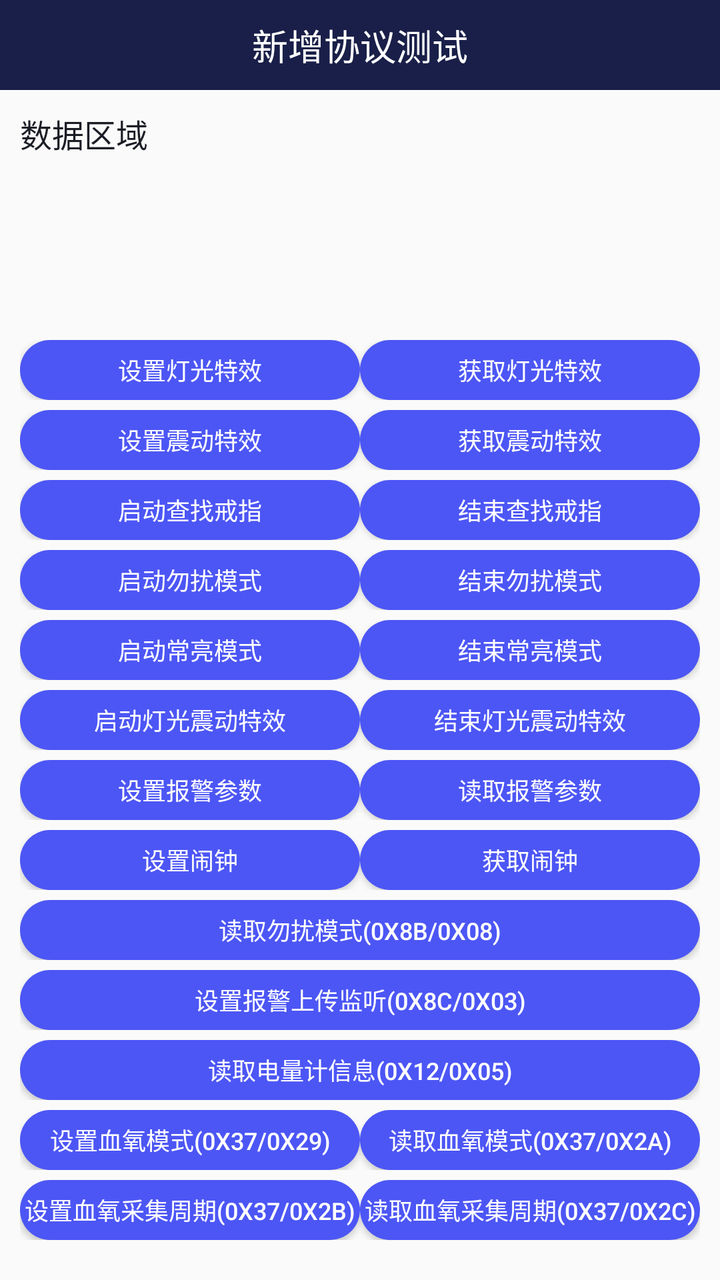
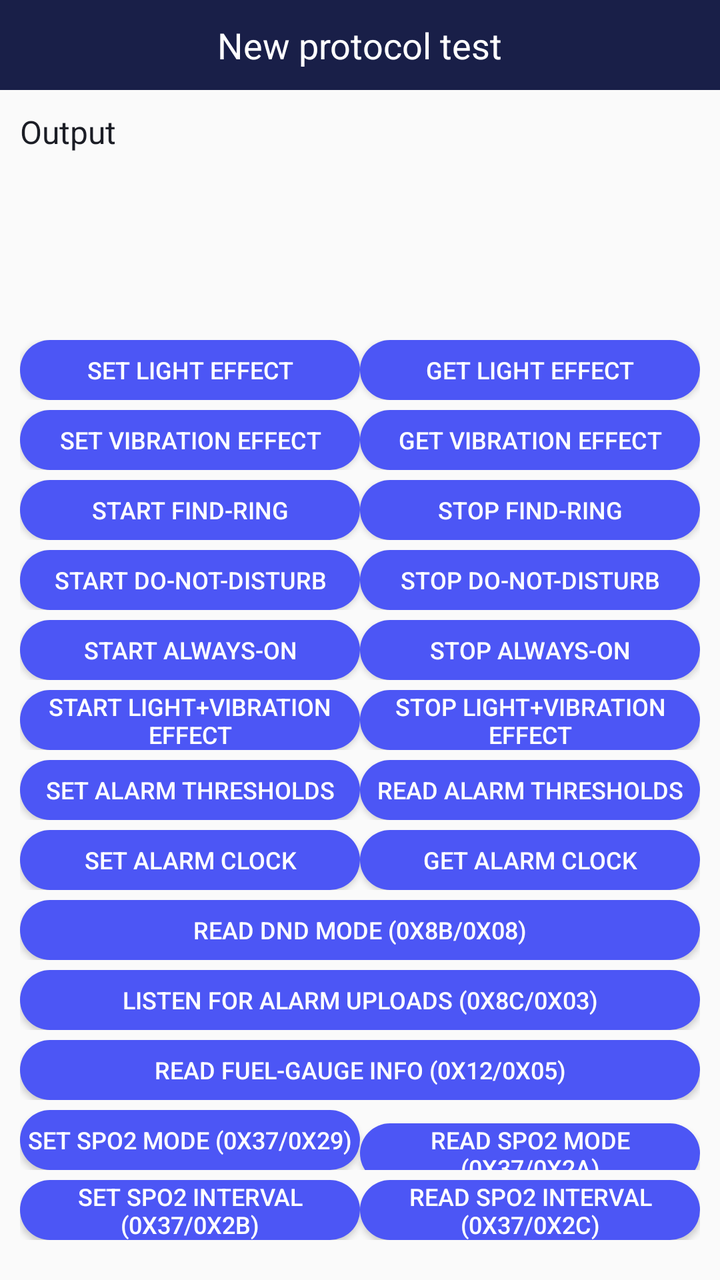

Screens rendered from an Android XML layout before and after an edit, with the pre-edit source and the edit as a unified diff.
<!-- AndroidManifest.xml: application theme AppTheme -->
<!-- res/layout/activity_new_protocol.xml -->
<?xml version="1.0" encoding="utf-8"?>
<LinearLayout xmlns:android="http://schemas.android.com/apk/res/android"
    xmlns:app="http://schemas.android.com/apk/res-auto"
    xmlns:tools="http://schemas.android.com/tools"
    android:layout_width="match_parent"
    android:layout_height="match_parent"
    android:orientation="vertical"
    android:paddingBottom="10dp"
    android:fitsSystemWindows="true"
    tools:context=".activity.NewProtocolActivity">

    <RelativeLayout
        android:layout_width="match_parent"
        android:layout_height="45dp"
        android:background="@color/colorPrimary">
        <TextView
            android:layout_width="wrap_content"
            android:layout_height="wrap_content"
            android:text="新增协议测试"
            android:textSize="18sp"
            android:layout_centerInParent="true"
            android:textColor="@color/white"/>

    </RelativeLayout>
    <TextView
        android:id="@+id/tv_result"
        android:layout_width="match_parent"
        android:layout_height="0dp"
        android:layout_weight="1"
        android:text="数据区域"
        android:scrollbars="vertical"
        android:padding="10dp"
        android:lineSpacingExtra="5dp"
        android:textSize="16sp"
        android:textColor="@color/colorPrimaryDark"/>
    <LinearLayout
        android:layout_width="match_parent"
        android:layout_height="wrap_content"
        android:padding="10dp"
        android:orientation="vertical">

        
        <LinearLayout
            android:layout_width="match_parent"
            android:layout_height="30dp"
            android:layout_marginTop="5dp"
            android:orientation="horizontal">
            <Button
                android:id="@+id/bt_set_light_effect"
                android:layout_width="0dp"
                android:layout_weight="1"
                android:layout_height="wrap_content"
                android:text="设置灯光特效"
                android:textSize="12sp"
                android:textColor="@color/white"
                android:background="@drawable/button_bg_state"/>
            <Button
                android:id="@+id/bt_get_light_effect"
                android:layout_width="0dp"
                android:layout_weight="1"
                android:layout_height="wrap_content"
                android:text="获取灯光特效"
                android:textSize="12sp"
                android:textColor="@color/white"
                android:background="@drawable/button_bg_state"/>
        </LinearLayout>

        
        <LinearLayout
            android:layout_width="match_parent"
            android:layout_height="30dp"
            android:layout_marginTop="5dp"
            android:orientation="horizontal">
            <Button
                android:id="@+id/bt_set_vibration_effect"
                android:layout_width="0dp"
                android:layout_weight="1"
                android:layout_height="wrap_content"
                android:text="设置震动特效"
                android:textSize="12sp"
                android:textColor="@color/white"
                android:background="@drawable/button_bg_state"/>
            <Button
                android:id="@+id/bt_get_vibration_effect"
                android:layout_width="0dp"
                android:layout_weight="1"
                android:layout_height="wrap_content"
                android:text="获取震动特效"
                android:textSize="12sp"
                android:textColor="@color/white"
                android:background="@drawable/button_bg_state"/>
        </LinearLayout>

        
        <LinearLayout
            android:layout_width="match_parent"
            android:layout_height="30dp"
            android:layout_marginTop="5dp"
            android:orientation="horizontal">
            <Button
                android:id="@+id/bt_start_find_ring"
                android:layout_width="0dp"
                android:layout_weight="1"
                android:layout_height="wrap_content"
                android:text="启动查找戒指"
                android:textSize="12sp"
                android:textColor="@color/white"
                android:background="@drawable/button_bg_state"/>
            <Button
                android:id="@+id/bt_stop_find_ring"
                android:layout_width="0dp"
                android:layout_weight="1"
                android:layout_height="wrap_content"
                android:text="结束查找戒指"
                android:textSize="12sp"
                android:textColor="@color/white"
                android:background="@drawable/button_bg_state"/>
        </LinearLayout>

        <LinearLayout
            android:layout_width="match_parent"
            android:layout_height="30dp"
            android:layout_marginTop="5dp"
            android:orientation="horizontal">
            <Button
                android:id="@+id/bt_start_dnd"
                android:layout_width="0dp"
                android:layout_weight="1"
                android:layout_height="wrap_content"
                android:text="启动勿扰模式"
                android:textSize="12sp"
                android:textColor="@color/white"
                android:background="@drawable/button_bg_state"/>
            <Button
                android:id="@+id/bt_stop_dnd"
                android:layout_width="0dp"
                android:layout_weight="1"
                android:layout_height="wrap_content"
                android:text="结束勿扰模式"
                android:textSize="12sp"
                android:textColor="@color/white"
                android:background="@drawable/button_bg_state"/>
        </LinearLayout>

        <LinearLayout
            android:layout_width="match_parent"
            android:layout_height="30dp"
            android:layout_marginTop="5dp"
            android:orientation="horizontal">
            <Button
                android:id="@+id/bt_start_always_on"
                android:layout_width="0dp"
                android:layout_weight="1"
                android:layout_height="wrap_content"
                android:text="启动常亮模式"
                android:textSize="12sp"
                android:textColor="@color/white"
                android:background="@drawable/button_bg_state"/>
            <Button
                android:id="@+id/bt_stop_always_on"
                android:layout_width="0dp"
                android:layout_weight="1"
                android:layout_height="wrap_content"
                android:text="结束常亮模式"
                android:textSize="12sp"
                android:textColor="@color/white"
                android:background="@drawable/button_bg_state"/>
        </LinearLayout>

        <LinearLayout
            android:layout_width="match_parent"
            android:layout_height="30dp"
            android:layout_marginTop="5dp"
            android:orientation="horizontal">
            <Button
                android:id="@+id/bt_start_light_vibration"
                android:layout_width="0dp"
                android:layout_weight="1"
                android:layout_height="wrap_content"
                android:text="启动灯光震动特效"
                android:textSize="12sp"
                android:textColor="@color/white"
                android:background="@drawable/button_bg_state"/>
            <Button
                android:id="@+id/bt_stop_light_vibration"
                android:layout_width="0dp"
                android:layout_weight="1"
                android:layout_height="wrap_content"
                android:text="结束灯光震动特效"
                android:textSize="12sp"
                android:textColor="@color/white"
                android:background="@drawable/button_bg_state"/>
        </LinearLayout>

        
        <LinearLayout
            android:layout_width="match_parent"
            android:layout_height="30dp"
            android:layout_marginTop="5dp"
            android:orientation="horizontal">
            <Button
                android:id="@+id/bt_set_alarm_param"
                android:layout_width="0dp"
                android:layout_weight="1"
                android:layout_height="wrap_content"
                android:text="设置报警参数"
                android:textSize="12sp"
                android:textColor="@color/white"
                android:background="@drawable/button_bg_state"/>
            <Button
                android:id="@+id/bt_get_alarm_param"
                android:layout_width="0dp"
                android:layout_weight="1"
                android:layout_height="wrap_content"
                android:text="读取报警参数"
                android:textSize="12sp"
                android:textColor="@color/white"
                android:background="@drawable/button_bg_state"/>
        </LinearLayout>

        
        <LinearLayout
            android:layout_width="match_parent"
            android:layout_height="30dp"
            android:layout_marginTop="5dp"
            android:orientation="horizontal">
            <Button
                android:id="@+id/bt_set_alarm_clock"
                android:layout_width="0dp"
                android:layout_weight="1"
                android:layout_height="wrap_content"
                android:text="设置闹钟"
                android:textSize="12sp"
                android:textColor="@color/white"
                android:background="@drawable/button_bg_state"/>
            <Button
                android:id="@+id/bt_get_alarm_clock"
                android:layout_width="0dp"
                android:layout_weight="1"
                android:layout_height="wrap_content"
                android:text="获取闹钟"
                android:textSize="12sp"
                android:textColor="@color/white"
                android:background="@drawable/button_bg_state"/>
        </LinearLayout>

        
        <LinearLayout
            android:layout_width="match_parent"
            android:layout_height="30dp"
            android:layout_marginTop="5dp"
            android:orientation="horizontal">
            <Button
                android:id="@+id/bt_get_dnd_mode"
                android:layout_width="0dp"
                android:layout_weight="1"
                android:layout_height="wrap_content"
                android:text="读取勿扰模式(0x8B/0x08)"
                android:textSize="12sp"
                android:textColor="@color/white"
                android:background="@drawable/button_bg_state"/>
        </LinearLayout>

        
        <LinearLayout
            android:layout_width="match_parent"
            android:layout_height="30dp"
            android:layout_marginTop="5dp"
            android:orientation="horizontal">
            <Button
                android:id="@+id/bt_set_alarm_upload_listener"
                android:layout_width="0dp"
                android:layout_weight="1"
                android:layout_height="wrap_content"
                android:text="设置报警上传监听(0x8C/0x03)"
                android:textSize="12sp"
                android:textColor="@color/white"
                android:background="@drawable/button_bg_state"/>
        </LinearLayout>

        
        <LinearLayout
            android:layout_width="match_parent"
            android:layout_height="30dp"
            android:layout_marginTop="5dp"
            android:orientation="horizontal">
            <Button
                android:id="@+id/bt_get_electricity_meter"
                android:layout_width="0dp"
                android:layout_weight="1"
                android:layout_height="wrap_content"
                android:text="读取电量计信息(0x12/0x05)"
                android:textSize="12sp"
                android:textColor="@color/white"
                android:background="@drawable/button_bg_state"/>
        </LinearLayout>

        
        <LinearLayout
            android:layout_width="match_parent"
            android:layout_height="30dp"
            android:layout_marginTop="5dp"
            android:orientation="horizontal">
            <Button
                android:id="@+id/bt_set_blood_oxygen_mode"
                android:layout_width="0dp"
                android:layout_weight="1"
                android:layout_height="wrap_content"
                android:text="设置血氧模式(0x37/0x29)"
                android:textSize="12sp"
                android:textColor="@color/white"
                android:background="@drawable/button_bg_state"/>
            <Button
                android:id="@+id/bt_get_blood_oxygen_mode"
                android:layout_width="0dp"
                android:layout_weight="1"
                android:layout_height="wrap_content"
                android:text="读取血氧模式(0x37/0x2A)"
                android:textSize="12sp"
                android:textColor="@color/white"
                android:background="@drawable/button_bg_state"/>
        </LinearLayout>

        
        <LinearLayout
            android:layout_width="match_parent"
            android:layout_height="30dp"
            android:layout_marginTop="5dp"
            android:orientation="horizontal">
            <Button
                android:id="@+id/bt_set_blood_oxygen_collection"
                android:layout_width="0dp"
                android:layout_weight="1"
                android:layout_height="wrap_content"
                android:text="设置血氧采集周期(0x37/0x2B)"
                android:textSize="12sp"
                android:textColor="@color/white"
                android:background="@drawable/button_bg_state"/>
            <Button
                android:id="@+id/bt_get_blood_oxygen_collection"
                android:layout_width="0dp"
                android:layout_weight="1"
                android:layout_height="wrap_content"
                android:text="读取血氧采集周期(0x37/0x2C)"
                android:textSize="12sp"
                android:textColor="@color/white"
                android:background="@drawable/button_bg_state"/>
        </LinearLayout>

    </LinearLayout>
</LinearLayout>
<!-- resources referenced by this layout -->
<resources>
  <color name="colorPrimary">#191F48</color>
  <color name="colorPrimaryDark">#1B1D25</color>
  <color name="white">#ffffff</color>
  <!-- drawable button_bg_state (drawable) -->
  <?xml version="1.0" encoding="utf-8"?>
  <selector xmlns:android="http://schemas.android.com/apk/res/android">
      <item android:state_pressed="false">
          <shape xmlns:android="http://schemas.android.com/apk/res/android">
              <corners android:radius="20dp" />
  
              <solid android:color="@color/lan_se" />
          </shape>
      </item>
      <item android:state_pressed="false">
          <shape xmlns:android="http://schemas.android.com/apk/res/android">
              <corners android:radius="20dp" />
  
              <solid android:color="@color/lan_se" />
          </shape>
      </item>
      <item android:state_pressed="true">
          <shape xmlns:android="http://schemas.android.com/apk/res/android">
              <corners android:radius="20dp" />
  
              <solid android:color="@color/lan_se_press" />
          </shape>
      </item>
  
  </selector>
  <style name="AppTheme" parent="Theme.AppCompat.Light.NoActionBar">
          
          <item name="colorPrimary">@color/colorPrimary</item>
          <item name="colorPrimaryDark">@color/colorPrimary</item>
          <item name="colorAccent">@color/colorAccent</item>
  
  
      </style>
  <color name="lan_se">#4C56F5</color>
  <color name="lan_se_press">#554C56F5</color>
  <color name="colorAccent">#03DAC5</color>
</resources>

<!-- the commit's change to res/layout/activity_new_protocol.xml (unified diff, before → after) -->
@@ -16,7 +16,7 @@
         <TextView
             android:layout_width="wrap_content"
             android:layout_height="wrap_content"
-            android:text="新增协议测试"
+            android:text="New protocol test"
             android:textSize="18sp"
             android:layout_centerInParent="true"
             android:textColor="@color/white"/>
@@ -27,7 +27,7 @@
         android:layout_width="match_parent"
         android:layout_height="0dp"
         android:layout_weight="1"
-        android:text="数据区域"
+        android:text="Output"
         android:scrollbars="vertical"
         android:padding="10dp"
         android:lineSpacingExtra="5dp"
@@ -50,7 +50,7 @@
                 android:layout_width="0dp"
                 android:layout_weight="1"
                 android:layout_height="wrap_content"
-                android:text="设置灯光特效"
+                android:text="Set light effect"
                 android:textSize="12sp"
                 android:textColor="@color/white"
                 android:background="@drawable/button_bg_state"/>
@@ -59,7 +59,7 @@
                 android:layout_width="0dp"
                 android:layout_weight="1"
                 android:layout_height="wrap_content"
-                android:text="获取灯光特效"
+                android:text="Get light effect"
                 android:textSize="12sp"
                 android:textColor="@color/white"
                 android:background="@drawable/button_bg_state"/>
@@ -76,7 +76,7 @@
                 android:layout_width="0dp"
                 android:layout_weight="1"
                 android:layout_height="wrap_content"
-                android:text="设置震动特效"
+                android:text="Set vibration effect"
                 android:textSize="12sp"
                 android:textColor="@color/white"
                 android:background="@drawable/button_bg_state"/>
@@ -85,7 +85,7 @@
                 android:layout_width="0dp"
                 android:layout_weight="1"
                 android:layout_height="wrap_content"
-                android:text="获取震动特效"
+                android:text="Get vibration effect"
                 android:textSize="12sp"
                 android:textColor="@color/white"
                 android:background="@drawable/button_bg_state"/>
@@ -102,7 +102,7 @@
                 android:layout_width="0dp"
                 android:layout_weight="1"
                 android:layout_height="wrap_content"
-                android:text="启动查找戒指"
+                android:text="Start find-ring"
                 android:textSize="12sp"
                 android:textColor="@color/white"
                 android:background="@drawable/button_bg_state"/>
@@ -111,7 +111,7 @@
                 android:layout_width="0dp"
                 android:layout_weight="1"
                 android:layout_height="wrap_content"
-                android:text="结束查找戒指"
+                android:text="Stop find-ring"
                 android:textSize="12sp"
                 android:textColor="@color/white"
                 android:background="@drawable/button_bg_state"/>
@@ -127,7 +127,7 @@
                 android:layout_width="0dp"
                 android:layout_weight="1"
                 android:layout_height="wrap_content"
-                android:text="启动勿扰模式"
+                android:text="Start do-not-disturb"
                 android:textSize="12sp"
                 android:textColor="@color/white"
                 android:background="@drawable/button_bg_state"/>
@@ -136,7 +136,7 @@
                 android:layout_width="0dp"
                 android:layout_weight="1"
                 android:layout_height="wrap_content"
-                android:text="结束勿扰模式"
+                android:text="Stop do-not-disturb"
                 android:textSize="12sp"
                 android:textColor="@color/white"
                 android:background="@drawable/button_bg_state"/>
@@ -152,7 +152,7 @@
                 android:layout_width="0dp"
                 android:layout_weight="1"
                 android:layout_height="wrap_content"
-                android:text="启动常亮模式"
+                android:text="Start always-on"
                 android:textSize="12sp"
                 android:textColor="@color/white"
                 android:background="@drawable/button_bg_state"/>
@@ -161,7 +161,7 @@
                 android:layout_width="0dp"
                 android:layout_weight="1"
                 android:layout_height="wrap_content"
-                android:text="结束常亮模式"
+                android:text="Stop always-on"
                 android:textSize="12sp"
                 android:textColor="@color/white"
                 android:background="@drawable/button_bg_state"/>
@@ -177,7 +177,7 @@
                 android:layout_width="0dp"
                 android:layout_weight="1"
                 android:layout_height="wrap_content"
-                android:text="启动灯光震动特效"
+                android:text="Start light+vibration effect"
                 android:textSize="12sp"
                 android:textColor="@color/white"
                 android:background="@drawable/button_bg_state"/>
@@ -186,7 +186,7 @@
                 android:layout_width="0dp"
                 android:layout_weight="1"
                 android:layout_height="wrap_content"
-                android:text="结束灯光震动特效"
+                android:text="Stop light+vibration effect"
                 android:textSize="12sp"
                 android:textColor="@color/white"
                 android:background="@drawable/button_bg_state"/>
@@ -203,7 +203,7 @@
                 android:layout_width="0dp"
                 android:layout_weight="1"
                 android:layout_height="wrap_content"
-                android:text="设置报警参数"
+                android:text="Set alarm thresholds"
                 android:textSize="12sp"
                 android:textColor="@color/white"
                 android:background="@drawable/button_bg_state"/>
@@ -212,7 +212,7 @@
                 android:layout_width="0dp"
                 android:layout_weight="1"
                 android:layout_height="wrap_content"
-                android:text="读取报警参数"
+                android:text="Read alarm thresholds"
                 android:textSize="12sp"
                 android:textColor="@color/white"
                 android:background="@drawable/button_bg_state"/>
@@ -229,7 +229,7 @@
                 android:layout_width="0dp"
                 android:layout_weight="1"
                 android:layout_height="wrap_content"
-                android:text="设置闹钟"
+                android:text="Set alarm clock"
                 android:textSize="12sp"
                 android:textColor="@color/white"
                 android:background="@drawable/button_bg_state"/>
@@ -238,7 +238,7 @@
                 android:layout_width="0dp"
                 android:layout_weight="1"
                 android:layout_height="wrap_content"
-                android:text="获取闹钟"
+                android:text="Get alarm clock"
                 android:textSize="12sp"
                 android:textColor="@color/white"
                 android:background="@drawable/button_bg_state"/>
@@ -255,7 +255,7 @@
                 android:layout_width="0dp"
                 android:layout_weight="1"
                 android:layout_height="wrap_content"
-                android:text="读取勿扰模式(0x8B/0x08)"
+                android:text="Read DND mode (0x8B/0x08)"
                 android:textSize="12sp"
                 android:textColor="@color/white"
                 android:background="@drawable/button_bg_state"/>
@@ -272,7 +272,7 @@
                 android:layout_width="0dp"
                 android:layout_weight="1"
                 android:layout_height="wrap_content"
-                android:text="设置报警上传监听(0x8C/0x03)"
+                android:text="Listen for alarm uploads (0x8C/0x03)"
                 android:textSize="12sp"
                 android:textColor="@color/white"
                 android:background="@drawable/button_bg_state"/>
@@ -289,7 +289,7 @@
                 android:layout_width="0dp"
                 android:layout_weight="1"
                 android:layout_height="wrap_content"
-                android:text="读取电量计信息(0x12/0x05)"
+                android:text="Read fuel-gauge info (0x12/0x05)"
                 android:textSize="12sp"
                 android:textColor="@color/white"
                 android:background="@drawable/button_bg_state"/>
@@ -306,7 +306,7 @@
                 android:layout_width="0dp"
                 android:layout_weight="1"
                 android:layout_height="wrap_content"
-                android:text="设置血氧模式(0x37/0x29)"
+                android:text="Set SpO2 mode (0x37/0x29)"
                 android:textSize="12sp"
                 android:textColor="@color/white"
                 android:background="@drawable/button_bg_state"/>
@@ -315,7 +315,7 @@
                 android:layout_width="0dp"
                 android:layout_weight="1"
                 android:layout_height="wrap_content"
-                android:text="读取血氧模式(0x37/0x2A)"
+                android:text="Read SpO2 mode (0x37/0x2A)"
                 android:textSize="12sp"
                 android:textColor="@color/white"
                 android:background="@drawable/button_bg_state"/>
@@ -332,7 +332,7 @@
                 android:layout_width="0dp"
                 android:layout_weight="1"
                 android:layout_height="wrap_content"
-                android:text="设置血氧采集周期(0x37/0x2B)"
+                android:text="Set SpO2 interval (0x37/0x2B)"
                 android:textSize="12sp"
                 android:textColor="@color/white"
                 android:background="@drawable/button_bg_state"/>
@@ -341,7 +341,7 @@
                 android:layout_width="0dp"
                 android:layout_weight="1"
                 android:layout_height="wrap_content"
-                android:text="读取血氧采集周期(0x37/0x2C)"
+                android:text="Read SpO2 interval (0x37/0x2C)"
                 android:textSize="12sp"
                 android:textColor="@color/white"
                 android:background="@drawable/button_bg_state"/>
